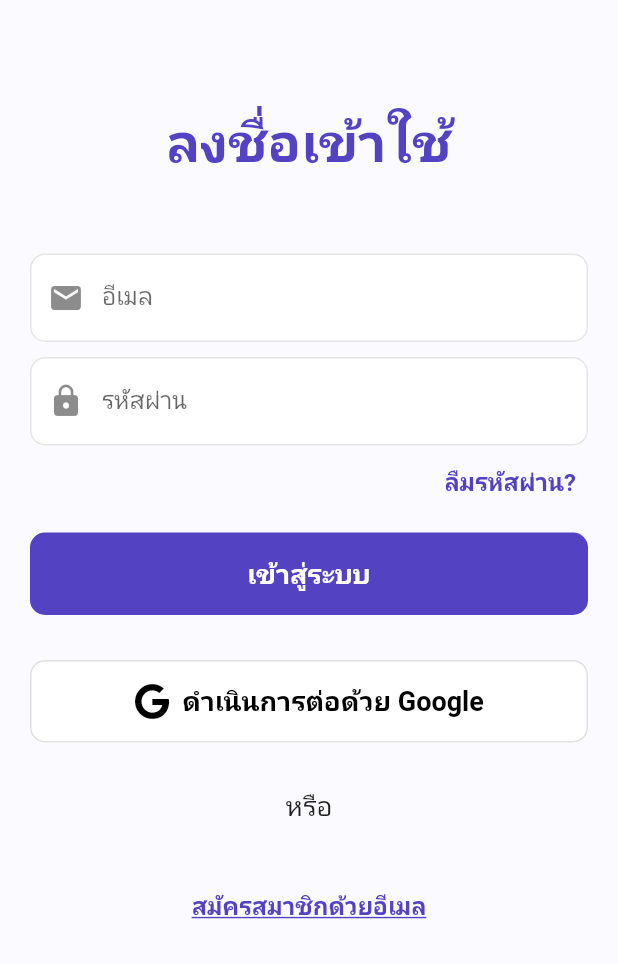
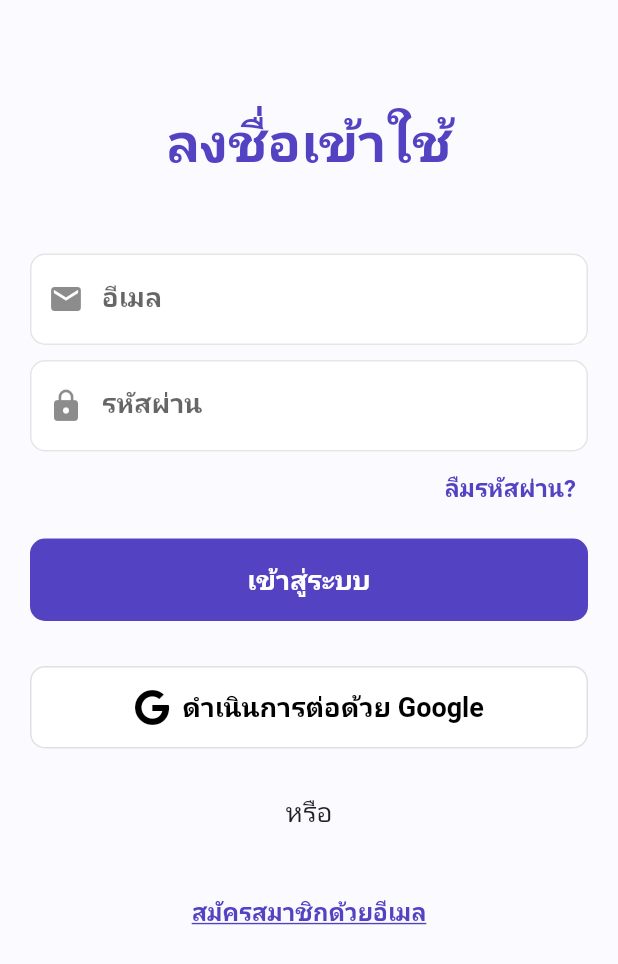
Before and after one commit to CE-KMITL-Project-2021-Group-36/Rental-App, a Flutter app: the screen it shows after launch, on a phone screen of 412 x 824 dp. Shown: the top 964 px of the screen. Run offline on Flutter 3.47's test engine with Material 2 defaults, Android fonts, the phone set to English and light mode, and no system bars; our stand-ins replace carousel_nullsafety, cloud_firestore, firebase_auth, firebase_core, flutter_riverpod, font_awesome_flutter and 1 more; accounts and stored records are empty; Roboto replaces fonts that are missing (SFThonburi).

Commit message:
[feat] KYC user interface
closes #20

```diff
--- a/rental_app/lib/config/theme.dart
+++ b/rental_app/lib/config/theme.dart
@@ -56,11 +56,18 @@ TextTheme textTheme() {
     headline1: TextStyle(fontSize: 96),
     headline2: TextStyle(fontSize: 60),
     headline3: TextStyle(fontSize: 48),
-    headline4: TextStyle(fontSize: 34),
+    headline4: TextStyle(
+        fontSize: 36, fontWeight: FontWeight.bold, color: primaryColor),
     headline5: TextStyle(fontSize: 24),
-    headline6: TextStyle(fontSize: 20),
-    subtitle1: TextStyle(fontSize: 16),
-    subtitle2: TextStyle(fontSize: 14),
+    headline6: TextStyle(
+      fontSize: 20,
+      fontWeight: FontWeight.bold,
+    ),
+    subtitle1: TextStyle(
+      fontSize: 18,
+      fontWeight: FontWeight.bold,
+    ),
+    subtitle2: TextStyle(fontSize: 16),
     bodyText1: TextStyle(fontSize: 16),
     bodyText2: TextStyle(fontSize: 14),
     button: TextStyle(fontSize: 18, fontWeight: FontWeight.w600),
```
Also changed, not shown: rental_app/lib/screens/kyc_screen.dart (added, +132 -0 lines), rental_app/lib/widgets/custom_navbar.dart (+5 -5 lines).
